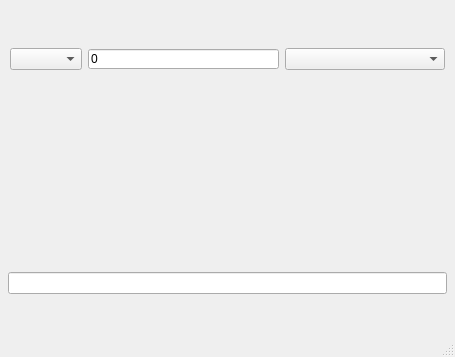
This is mainwindow.ui in ksv1986/QFlagsView as Qt 5 draws it before an edit. The edited form follows.
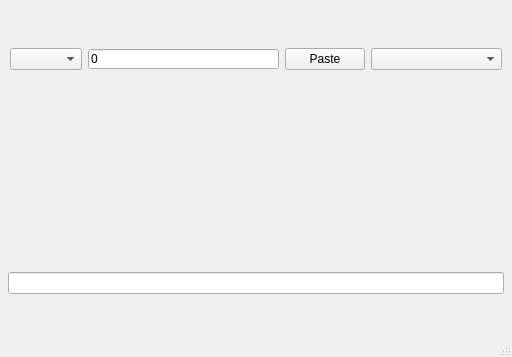
This is the edited form.

Commit message: Add multi-bit field support Reimplemented FlagsModel class as QObject Add loading of model files in json format Add Paste value button

Diff of the .ui file:
```diff
--- a/mainwindow.ui
+++ b/mainwindow.ui
@@ -6,7 +6,7 @@
    <rect>
     <x>0</x>
     <y>0</y>
-    <width>455</width>
+    <width>463</width>
     <height>357</height>
    </rect>
   </property>
@@ -93,6 +93,19 @@
          </property>
         </widget>
        </item>
+       <item>
+        <widget class="QPushButton" name="pasteButton">
+         <property name="sizePolicy">
+          <sizepolicy hsizetype="Fixed" vsizetype="Fixed">
+           <horstretch>0</horstretch>
+           <verstretch>0</verstretch>
+          </sizepolicy>
+         </property>
+         <property name="text">
+          <string>Paste</string>
+         </property>
+        </widget>
+       </item>
        <item>
         <widget class="QComboBox" name="comboBox">
          <property name="sizePolicy">
```
Left out of the diff: 4 changed lines with no effect on the pictures. The commit also changes 15 other files.
